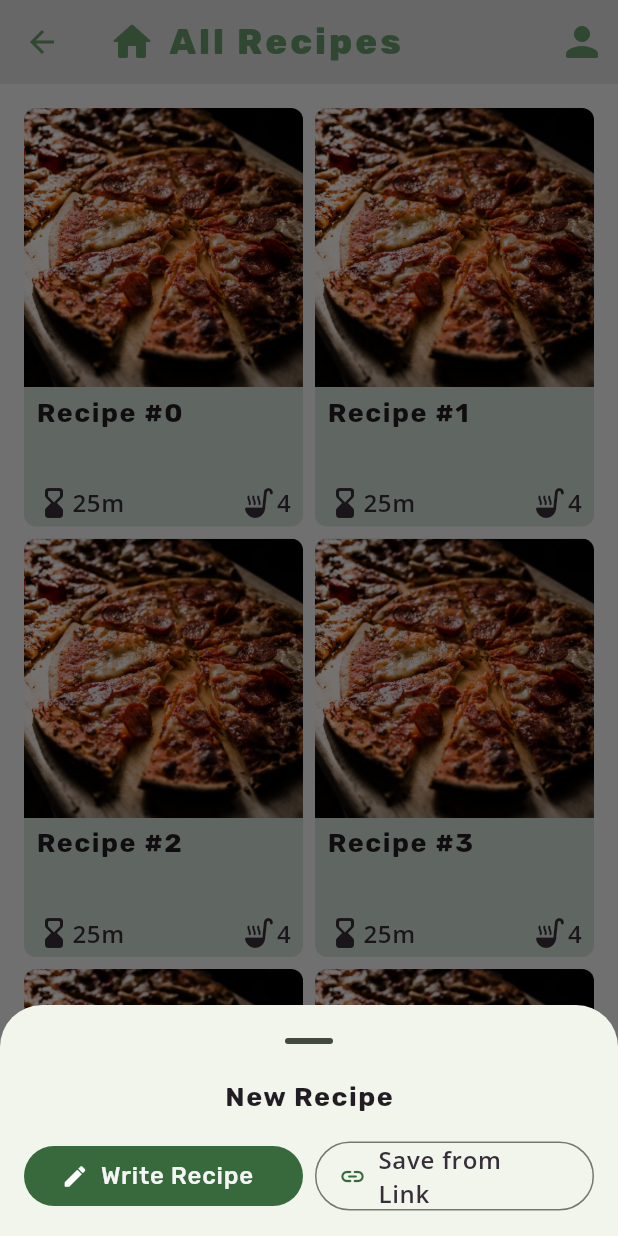
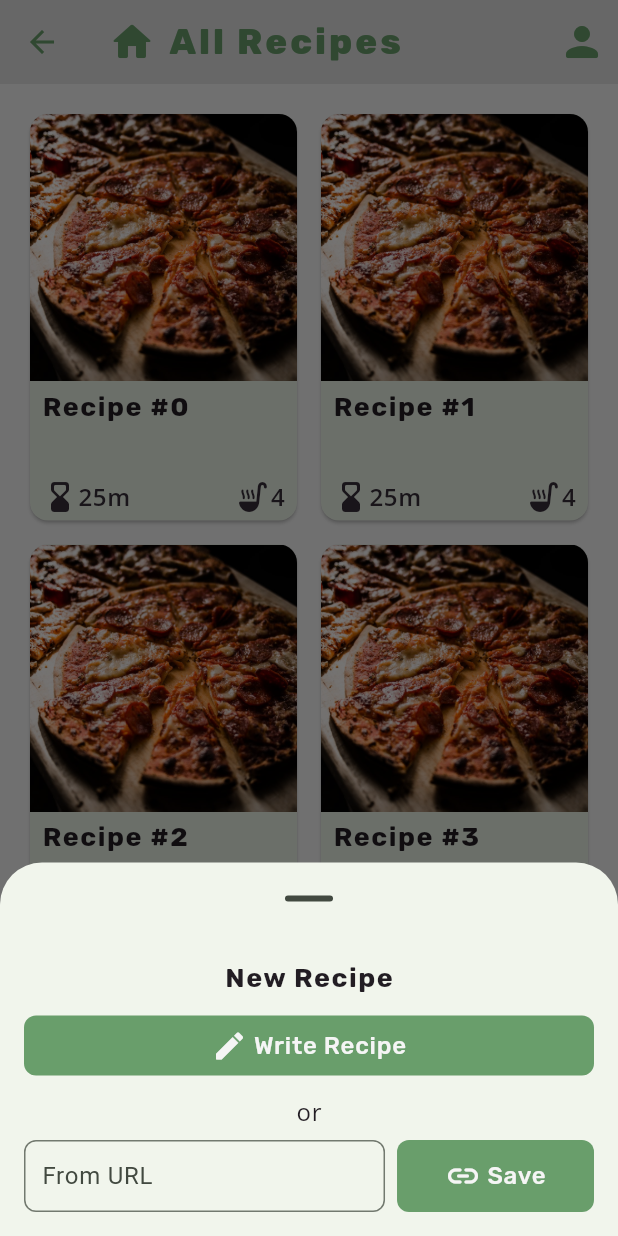
Before and after one commit to disasterisk-dev/recipeat, a Flutter app: the AllRecipes screen opened directly, after a tap on the "add" icon, on a phone screen of 412 x 824 dp. Run offline on Flutter 3.47's test engine with Material 3 defaults, Android fonts, the phone set to English and light mode, and no system bars; our stand-ins replace firebase_auth, firebase_core, flutter_riverpod, google_fonts; accounts and stored records are empty.

Commit message:
Updated recipe cards and new recipe modal. Made styled button more theme appropriate

```diff
--- a/lib/components/new_recipe_modal.dart
+++ b/lib/components/new_recipe_modal.dart
@@ -1,36 +1,94 @@
+import 'dart:convert';
+
 import 'package:flutter/material.dart';
+import 'package:recipeat/components/styled_button.dart';
+import 'package:recipeat/components/text_input.dart';
 import 'package:recipeat/components/text_widgets.dart';
+import 'package:http/http.dart' as http;
 
-class NewRecipeModal extends StatelessWidget {
+class NewRecipeModal extends StatefulWidget {
   const NewRecipeModal({super.key});
+
+  @override
+  State<NewRecipeModal> createState() => _NewRecipeModalState();
+}
+
+class _NewRecipeModalState extends State<NewRecipeModal> {
+  final GlobalKey<FormState> _formKey = GlobalKey<FormState>();
+  final TextEditingController _urlController = TextEditingController();
+  String? errorFeedback;
 
   @override
   Widget build(BuildContext context) {
     return Wrap(
       children: [
+        Container(
+          padding: const EdgeInsets.all(16),
+          child: Column(
+            crossAxisAlignment: CrossAxisAlignment.stretch,
+            spacing: 8,
+            children: [
               Center(child: HeadingText("New Recipe")),
-        Container(
-          padding: EdgeInsets.all(16),
+              StyledButton(
+                onPressed: () => print("Written"),
+                label: "Write Recipe",
+                icon: Icons.edit_rounded,
+              ),
+              Center(child: BodyText("or")),
+              Form(
+                key: _formKey,
                 child: Row(
                   mainAxisAlignment: MainAxisAlignment.center,
                   spacing: 8,
                   children: [
                     Expanded(
-                child: FilledButton.icon(
-                  onPressed: () {
-                    print("Written");
+                      child: StyledTextInput(
+                        controller: _urlController,
+                        validator: (value) {
+                          if (value == null || value.isEmpty) {
+                            return "Please enter a valid URL";
+                          }
+
+                          if (!Uri.parse(value).isAbsolute) {
+                            return "Please enter a valid URL";
+                          }
+
+                          return null;
                         },
-                  label: ButtonText("Write Recipe"),
-                  icon: Icon(Icons.edit_rounded),
+                        label: "From URL",
                       ),
                     ),
-              Expanded(
-                child: OutlinedButton.icon(
-                  onPressed: () {
-                    print("Link");
+                    IntrinsicHeight(
+                      child: StyledButton(
+                        onPressed: () async {
+                          setState(() {
+                            errorFeedback = null;
+                          });
+
+                          if (_formKey.currentState!.validate()) {
+                            final url = _urlController.text.trim();
+
+                            // TODO: Replace external API with Firebase Cloud Function
+                            var response = await http.get(
+                              Uri.parse(
+                                "http://192.168.0.37:3000/api?url=" + url,
+                              ),
+                            );
+
+                            print(jsonDecode(response.body));
+
+                            // setState(() {
+                            //   errorFeedback = userRes.error;
+                            // });
+
+                            // error feedback
+                          }
                         },
-                  label: SubheadingText("Save from Link"),
-                  icon: Icon(Icons.link_rounded),
+                        label: "Save",
+                        icon: Icons.link_rounded,
+                      ),
+                    ),
+                  ],
                 ),
               ),
             ],
--- a/lib/components/recipe_card.dart
+++ b/lib/components/recipe_card.dart
@@ -21,12 +21,9 @@ class RecipeCard extends StatelessWidget {
   Widget build(BuildContext context) {
     return InkWell(
       onTap: () => print(title),
-      child: Container(
-        decoration: BoxDecoration(
-          borderRadius: const BorderRadius.all(Radius.circular(8)),
-          color: AppColors.brand.withValues(alpha: 0.25),
-        ),
+      child: Card(
         clipBehavior: Clip.antiAlias,
+        surfaceTintColor: AppColors.brand,
         child: Column(
           crossAxisAlignment: CrossAxisAlignment.stretch,
           children: [
--- a/lib/components/styled_button.dart
+++ b/lib/components/styled_button.dart
@@ -1,11 +1,18 @@
 import 'package:flutter/material.dart';
+import 'package:recipeat/components/text_widgets.dart';
 import 'package:recipeat/theme.dart';
 
 class StyledButton extends StatelessWidget {
-  const StyledButton({super.key, required this.onPressed, required this.child});
+  const StyledButton({
+    super.key,
+    required this.onPressed,
+    required this.label,
+    this.icon,
+  });
 
   final void Function() onPressed;
-  final Widget child;
+  final String label;
+  final IconData? icon;
 
   @override
   Widget build(BuildContext context) {
@@ -16,7 +23,16 @@ class StyledButton extends StatelessWidget {
         shape: RoundedRectangleBorder(borderRadius: BorderRadius.circular(8)),
       ),
       onPressed: onPressed,
-      child: Padding(padding: const EdgeInsets.all(8), child: child),
+      child: Padding(
+        padding: const EdgeInsets.all(8),
+        child: Row(
+          mainAxisAlignment: MainAxisAlignment.center,
+          crossAxisAlignment: CrossAxisAlignment.center,
+          mainAxisSize: MainAxisSize.max,
+          spacing: 4,
+          children: [if (icon != null) Icon(icon, size: 24), ButtonText(label)],
+        ),
+      ),
     );
   }
 }
--- a/lib/screens/profile.dart
+++ b/lib/screens/profile.dart
@@ -40,7 +40,7 @@ class Profile extends StatelessWidget {
                 AuthService.signOut();
                 Navigator.pop(context);
               },
-              child: ButtonText("Sign Out"),
+              label: "Sign Out",
             ),
           ],
         ),
--- a/lib/screens/welcome/sign_in.dart
+++ b/lib/screens/welcome/sign_in.dart
@@ -84,7 +84,7 @@ class _SignInFormState extends State<SignInForm> {
                   });
                 }
               },
-              child: ButtonText("Sign In"),
+              label: "Sign In",
             ),
           ],
         ),
--- a/lib/screens/welcome/sign_up.dart
+++ b/lib/screens/welcome/sign_up.dart
@@ -110,7 +110,7 @@ class _SignUpFormState extends State<SignUpForm> {
                   // error feedback
                 }
               },
-              child: ButtonText("Sign Up"),
+              label: "Sign Up",
             ),
           ],
         ),
--- a/pubspec.yaml
+++ b/pubspec.yaml
@@ -39,6 +39,7 @@ dependencies:
   firebase_core: ^3.15.1
   firebase_auth: ^5.6.2
   flutter_riverpod: ^2.6.1
+  http: ^1.4.0
 
 dev_dependencies:
   flutter_test:
```
Also changed, not shown: pubspec.lock. Lines whose indentation alone changed are shown as unchanged.
